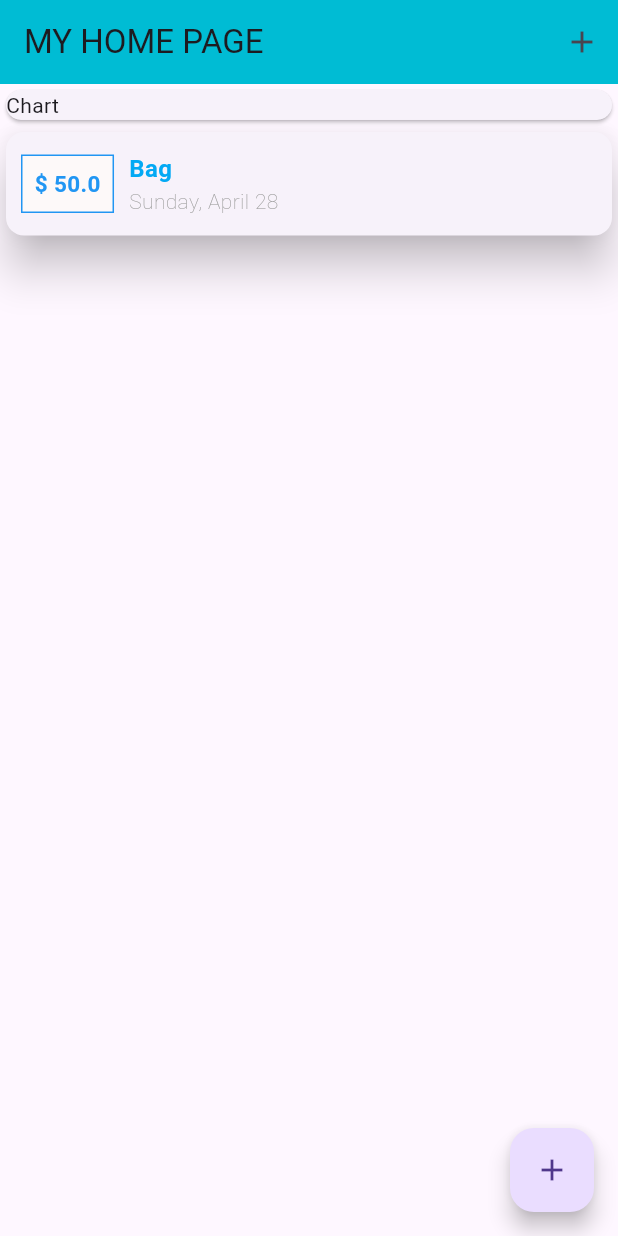
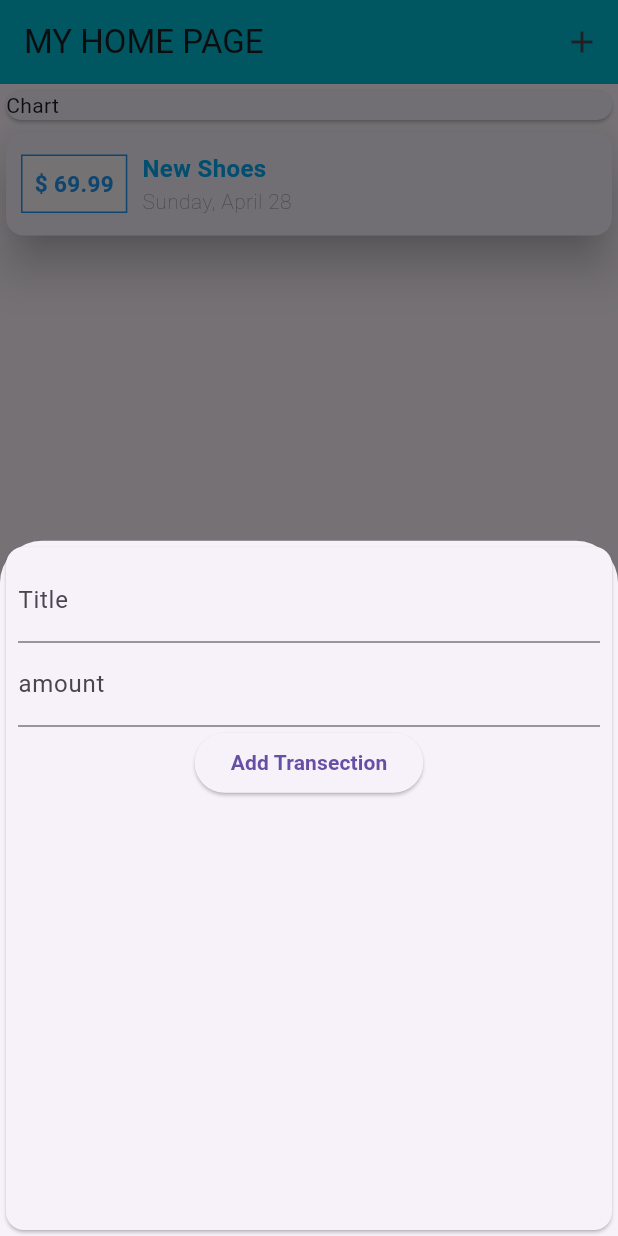
Before and after one commit to takiul-sumon/Personal-Expenens-App, a Flutter app: the screen it shows after launch, after a tap on the "add" icon, on a phone screen of 412 x 824 dp. Run offline on Flutter 3.47's test engine with Material 3 defaults, Android fonts, the phone set to English and light mode, and no system bars.

Commit message:
Organized Home page

```diff
--- a/lib/main.dart
+++ b/lib/main.dart
@@ -2,29 +2,51 @@ import 'package:flutter/material.dart';
 import 'package:personal_expenses/widget/transectionlist.dart';
 
 import './widget/new_usertransection.dart';
+
 import './models/transection.dart';
 
 void main() {
   runApp(MyApp());
 }
 
-class MyApp extends StatefulWidget {
+class MyApp extends StatelessWidget {
+  const MyApp({super.key});
+
   @override
-  State<MyApp> createState() => _MyAppState();
+  Widget build(BuildContext context) {
+    return MaterialApp(
+      title: "Personal Expenses",
+      home: Myhomepage(),
+      debugShowCheckedModeBanner: false,
+    );
+  }
 }
 
-class _MyAppState extends State<MyApp> {
-  final List<Transections> Usertransection = [
-    Transections(id: "f", title: "Bag", amount: 50, date: DateTime.now())
+class Myhomepage extends StatefulWidget {
+  const Myhomepage({super.key});
+
+  @override
+  State<Myhomepage> createState() => _MyhomepageState();
+}
+
+class _MyhomepageState extends State<Myhomepage> {
+  final List<Transections> transection = [
+    Transections(
+      id: 't1',
+      title: 'New Shoes',
+      amount: 69.99,
+      date: DateTime.now(),
+    ),
   ];
-  void _addnewtransection(String txtitle, double amount) {
+
+  void _addnewtransection(String txtitle, double txamount) {
     final Newtx = Transections(
         id: DateTime.now().toString(),
         title: txtitle,
-        amount: amount,
+        amount: txamount,
         date: DateTime.now());
     setState(() {
-      Usertransection.add(Newtx);
+      transection.add(Newtx);
     });
   }
 
@@ -41,9 +63,9 @@ class _MyAppState extends State<MyApp> {
 
   @override
   Widget build(BuildContext context) {
-    return MaterialApp(
-      debugShowCheckedModeBanner: false,
-      home: Scaffold(
+    return Scaffold(
+      // MaterialApp(
+
       appBar: AppBar(
         title: Text("MY HOME PAGE"),
         backgroundColor: Colors.cyan,
@@ -67,7 +89,7 @@ class _MyAppState extends State<MyApp> {
               ),
             ),
             // Transectionlist(Usertransection),
-              Transectionlist(Usertransection)
+            Transectionlist(transection)
           ],
         ),
       ),
@@ -75,8 +97,7 @@ class _MyAppState extends State<MyApp> {
         onPressed: () {
           _startaddnewtrasnsection(context);
         },
-          child: Icon(Icons.add),
-        ),
+        child: const Icon(Icons.add),
       ),
     );
   }
--- a/lib/widget/new_usertransection.dart
+++ b/lib/widget/new_usertransection.dart
@@ -1,7 +1,6 @@
 import 'package:flutter/material.dart';
 
 // class newtransection extends StatefulWidget {
-
 
 //   @override
 //   State<newtransection> createState() => _newtransectionState();
@@ -9,15 +8,13 @@ import 'package:flutter/material.dart';
 
 // class _newtransectionState extends State<newtransection> {
 
+class newtransection extends StatelessWidget {
+  final titlecontroller = TextEditingController();
 
-  class newtransection extends StatelessWidget{
-
-  var titlecontroller = TextEditingController();
-
-  var amountcontroller = TextEditingController();
+  final amountcontroller = TextEditingController();
   final Function addtx;
 
-  newtransection(this.addtx);
+   newtransection(this.addtx);
 
   void submitdata() {
     final entertitle = titlecontroller.text;
@@ -27,7 +24,7 @@ import 'package:flutter/material.dart';
       return;
     }
 
-    addtx(entertitle, enteramount);
+     addtx(entertitle, enteramount);
 
     // Navigator.of(context).pop();
   }
@@ -59,9 +56,7 @@ import 'package:flutter/material.dart';
                 "Add Transection",
                 style: TextStyle(fontWeight: FontWeight.bold),
               ),
-              onPressed: () {
-                submitdata();
-              },
+              onPressed: submitdata,
             ),
           ],
         ),
--- a/lib/widget/transectionlist.dart
+++ b/lib/widget/transectionlist.dart
@@ -1,12 +1,11 @@
-
 import 'package:flutter/material.dart';
 import '../models/transection.dart';
 
 import 'package:intl/intl.dart';
 
 class Transectionlist extends StatelessWidget {
-  List<Transections> transections;
-  Transectionlist(this.transections);
+  final List<Transections> transections;
+   const Transectionlist(this.transections);
 
   @override
   Widget build(BuildContext context) {
@@ -30,7 +29,7 @@ class Transectionlist extends StatelessWidget {
                     ),
                     // color: Colors.deepOrange,
                     child: Text(
-                      '\$ ${transections[index].amount}',
+                      '\$ ${transections[index].amount.toString()}',
                       style: TextStyle(
                           fontSize: 15,
                           color: Colors.blue,
```
Lines whose indentation alone changed are shown as unchanged.
